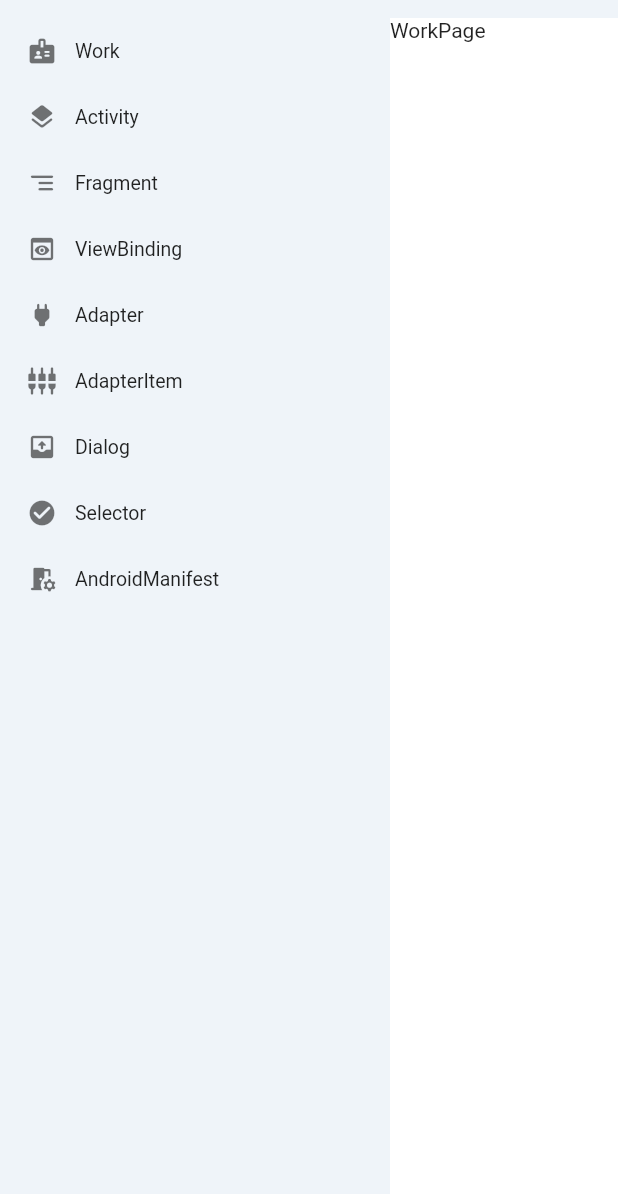
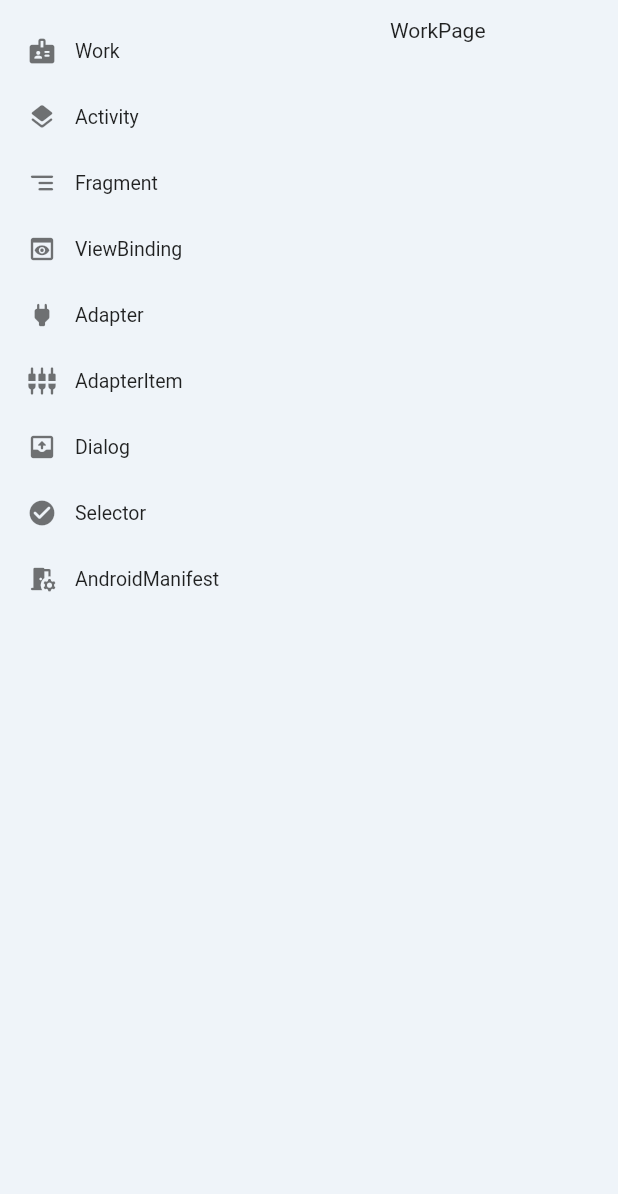
Before and after one commit to demo06/code_generator, a Flutter app: the screen it shows after launch, on a phone screen of 412 x 824 dp, the part 42-1236 px from its top. Run offline on Flutter 3.47's test engine with Material 2 defaults, Android fonts, the phone set to English and light mode, and no system bars; missing offline and left inert: hovering, window_manager; statements that could not run were skipped.

```diff
--- a/lib/ui/home/home_page.dart
+++ b/lib/ui/home/home_page.dart
@@ -22,6 +22,19 @@ class MyHomePage extends StatefulWidget {
 class _MyHomePageState extends State<MyHomePage> with WindowListener {
   final PageController _transController = PageController();
 
+  @override
+  void initState() {
+    super.initState();
+    windowManager.addListener(this);
+  }
+
+  @override
+  void dispose() {
+    windowManager.removeListener(this);
+    _transController.dispose();
+    super.dispose();
+  }
+
   List<Navigation> navigator = [
     Navigation("Work", Icons.badge_rounded, false),
     Navigation("Activity", Icons.layers_rounded, false),
@@ -45,19 +58,6 @@ class _MyHomePageState extends State<MyHomePage> with WindowListener {
     const SelectorPage(),
     const ManifestPage(),
   ];
-
-  @override
-  void initState() {
-    super.initState();
-    windowManager.addListener(this);
-  }
-
-  @override
-  void dispose() {
-    windowManager.removeListener(this);
-    _transController.dispose();
-    super.dispose();
-  }
 
   @override
   Widget build(BuildContext context) {
@@ -127,10 +127,10 @@ class _MyHomePageState extends State<MyHomePage> with WindowListener {
                     });
                   }),
             ),
-            Container(
-                color: Colors.white,
+            SizedBox(
                 width: MediaQuery.of(context).size.width - 260,
                 child: PageView.builder(
+                  physics: const NeverScrollableScrollPhysics(),
                   scrollDirection: Axis.vertical,
                   controller: _transController,
                   itemCount: navigator.length,
@@ -143,34 +143,6 @@ class _MyHomePageState extends State<MyHomePage> with WindowListener {
       ),
     );
   }
-
-  List<Color> colorsa = [
-    Colors.red,
-    Colors.blue,
-    Colors.green,
-    Colors.yellow,
-    Colors.purple,
-    Colors.orange,
-    Colors.pink,
-    Colors.cyan,
-    Colors.brown,
-    Colors.grey,
-    Colors.indigo,
-    Colors.lime,
-    Colors.teal,
-    Colors.amber,
-    Colors.deepOrange,
-    Colors.deepPurple,
-    Colors.lightBlue,
-    Colors.lightGreen,
-    Colors.limeAccent,
-    Colors.tealAccent,
-    Colors.amberAccent,
-    Colors.deepOrangeAccent,
-    Colors.deepPurpleAccent,
-    Colors.lightBlueAccent,
-    Colors.lightGreenAccent
-  ];
 
   Widget leftItem(String title, IconData icon, bool isSelect, VoidCallback onPressed) {
     return Padding(
```
Also changed, not shown: lib/ui/home/manifest_page.dart (+81 -2 lines).
